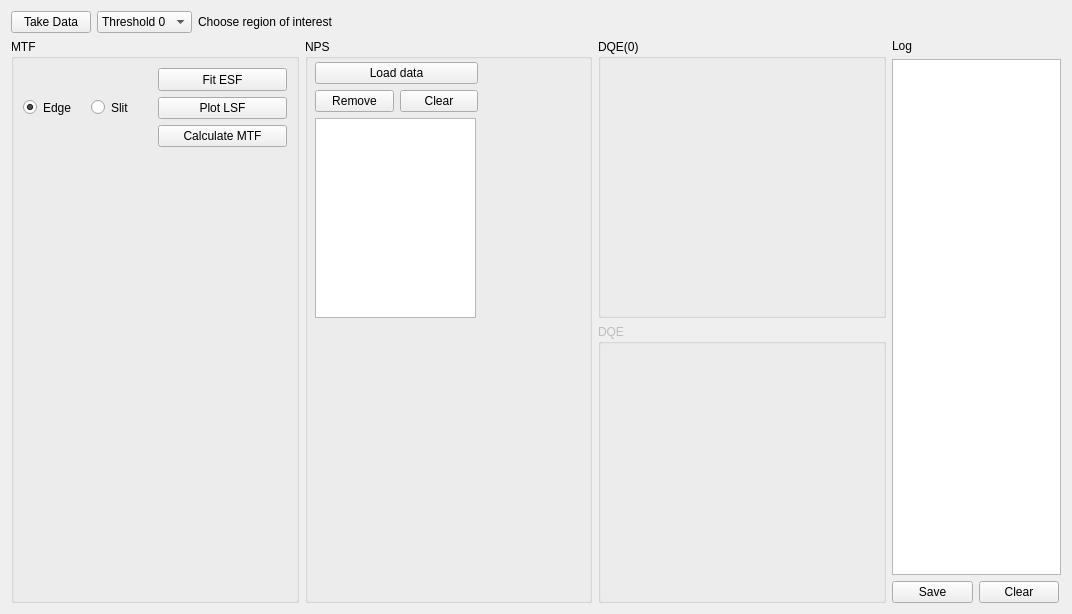
navrit/dexter, file SpidrMpx3Eq/qcstmdqe.ui: the form before one commit.
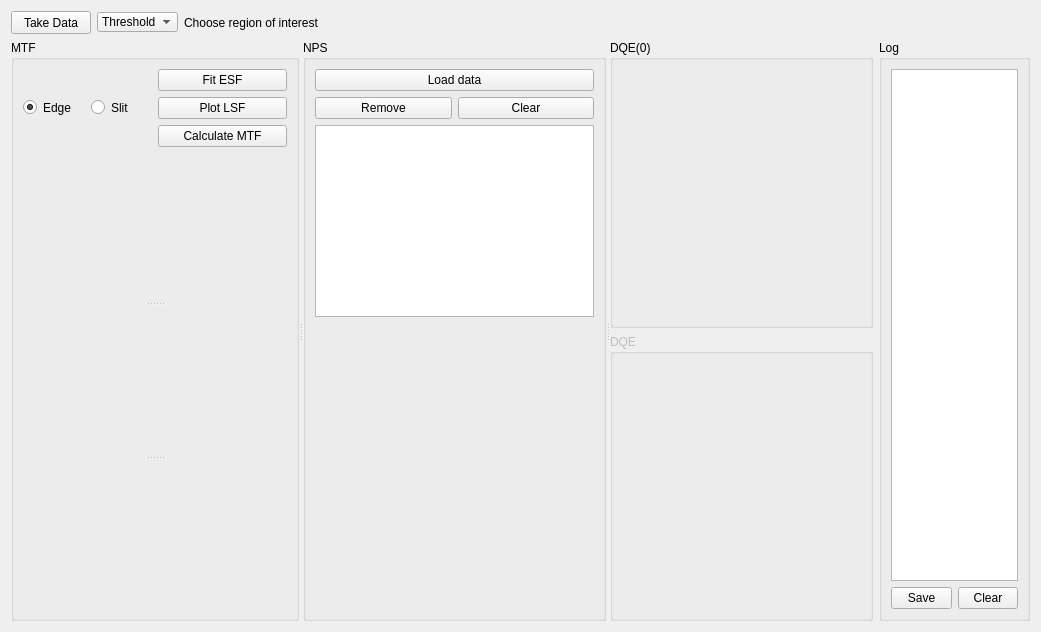
The form after the commit. Custom widgets are drawn as their Qt base class.

Commit message: FFT for MTF done, small changes to ui and filepaths adding/removing.

What changed in the file:
```diff
--- a/SpidrMpx3Eq/qcstmdqe.ui
+++ b/SpidrMpx3Eq/qcstmdqe.ui
@@ -6,8 +6,8 @@
    <rect>
     <x>0</x>
     <y>0</y>
-    <width>1072</width>
-    <height>614</height>
+    <width>1041</width>
+    <height>631</height>
    </rect>
   </property>
   <property name="windowTitle">
@@ -18,6 +18,12 @@
     <layout class="QHBoxLayout" name="horizontalLayout_4">
      <item>
       <widget class="QPushButton" name="takeDataPushButton">
+       <property name="maximumSize">
+        <size>
+         <width>16777215</width>
+         <height>23</height>
+        </size>
+       </property>
        <property name="text">
         <string>Take Data</string>
        </property>
@@ -31,6 +37,12 @@
          <height>0</height>
         </size>
        </property>
+       <property name="maximumSize">
+        <size>
+         <width>16777215</width>
+         <height>20</height>
+        </size>
+       </property>
        <item>
         <property name="text">
          <string>Threshold 0</string>
@@ -55,6 +67,12 @@
      </item>
      <item>
       <widget class="QLabel" name="regionLabel">
+       <property name="maximumSize">
+        <size>
+         <width>16777215</width>
+         <height>23</height>
+        </size>
+       </property>
        <property name="font">
         <font>
          <pointsize>9</pointsize>
@@ -67,6 +85,12 @@
      </item>
      <item>
       <spacer name="horizontalSpacer">
+       <property name="maximumSize">
+        <size>
+         <width>16777215</width>
+         <height>23</height>
+        </size>
+       </property>
        <property name="orientation">
         <enum>Qt::Horizontal</enum>
        </property>
@@ -83,6 +107,10 @@
    <item>
     <layout class="QHBoxLayout" name="horizontalLayout_5">
      <item>
+      <widget class="QSplitter" name="splitter_2">
+       <property name="orientation">
+        <enum>Qt::Horizontal</enum>
+       </property>
       <widget class="QGroupBox" name="groupBox">
        <property name="title">
         <string>MTF</string>
@@ -157,18 +185,38 @@
          </layout>
         </item>
         <item>
-         <widget class="QCustomPlot" name="ESFplot" native="true"/>
-        </item>
-        <item>
-         <widget class="QCustomPlot" name="LSFplot" native="true"/>
-        </item>
-        <item>
-         <widget class="QCustomPlot" name="MTFplot" native="true"/>
+          <widget class="QSplitter" name="splitter">
+           <property name="orientation">
+            <enum>Qt::Vertical</enum>
+           </property>
+           <widget class="QCustomPlot" name="ESFplot" native="true">
+            <property name="minimumSize">
+             <size>
+              <width>242</width>
+              <height>149</height>
+             </size>
+            </property>
+           </widget>
+           <widget class="QCustomPlot" name="LSFplot" native="true">
+            <property name="minimumSize">
+             <size>
+              <width>242</width>
+              <height>150</height>
+             </size>
+            </property>
+           </widget>
+           <widget class="QCustomPlot" name="MTFplot" native="true">
+            <property name="minimumSize">
+             <size>
+              <width>242</width>
+              <height>149</height>
+             </size>
+            </property>
+           </widget>
+          </widget>
         </item>
        </layout>
       </widget>
-     </item>
-     <item>
       <widget class="QGroupBox" name="groupBox_2">
        <property name="minimumSize">
         <size>
@@ -179,31 +227,10 @@
        <property name="title">
         <string>NPS</string>
        </property>
-       <widget class="QCustomPlot" name="widget" native="true">
-        <property name="geometry">
-         <rect>
-          <x>0</x>
-          <y>400</y>
-          <width>246</width>
-          <height>151</height>
-         </rect>
-        </property>
-        <property name="minimumSize">
-         <size>
-          <width>171</width>
-          <height>151</height>
-         </size>
-        </property>
-       </widget>
-       <widget class="QWidget" name="layoutWidget">
-        <property name="geometry">
-         <rect>
-          <x>10</x>
-          <y>23</y>
-          <width>163</width>
-          <height>256</height>
-         </rect>
-        </property>
+        <layout class="QVBoxLayout" name="verticalLayout_10">
+         <item>
+          <layout class="QVBoxLayout" name="verticalLayout_9">
+           <item>
         <layout class="QVBoxLayout" name="verticalLayout_8">
          <item>
           <layout class="QVBoxLayout" name="verticalLayout_7">
@@ -235,20 +262,39 @@
           </layout>
          </item>
          <item>
-          <widget class="QListWidget" name="listWidget">
-           <property name="maximumSize">
+              <widget class="QListWidget" name="listWidget"/>
+             </item>
+             <item>
+              <spacer name="verticalSpacer">
+               <property name="orientation">
+                <enum>Qt::Vertical</enum>
+               </property>
+               <property name="sizeHint" stdset="0">
             <size>
-             <width>161</width>
-             <height>16777215</height>
-            </size>
-           </property>
-          </widget>
-         </item>
-        </layout>
-       </widget>
-      </widget>
+                 <width>20</width>
+                 <height>40</height>
+                </size>
+               </property>
+              </spacer>
+             </item>
+            </layout>
      </item>
      <item>
+            <widget class="QCustomPlot" name="widget" native="true">
+             <property name="minimumSize">
+              <size>
+               <width>171</width>
+               <height>151</height>
+              </size>
+             </property>
+             <zorder></zorder>
+            </widget>
+           </item>
+          </layout>
+         </item>
+        </layout>
+       </widget>
+       <widget class="QWidget" name="layoutWidget">
       <layout class="QVBoxLayout" name="verticalLayout_5">
        <item>
         <widget class="QGroupBox" name="groupBox_3">
@@ -280,31 +326,23 @@
         </widget>
        </item>
       </layout>
+       </widget>
+      </widget>
      </item>
      <item>
-      <layout class="QVBoxLayout" name="verticalLayout_4">
-       <item>
-        <widget class="QLabel" name="label">
+      <widget class="QGroupBox" name="groupBox_5">
          <property name="maximumSize">
           <size>
-           <width>169</width>
+         <width>151</width>
            <height>16777215</height>
           </size>
          </property>
-         <property name="text">
+       <property name="title">
           <string>Log</string>
          </property>
-        </widget>
-       </item>
+       <layout class="QVBoxLayout" name="verticalLayout_4">
        <item>
-        <widget class="QTextBrowser" name="textBrowser">
-         <property name="maximumSize">
-          <size>
-           <width>169</width>
-           <height>800</height>
-          </size>
-         </property>
-        </widget>
+         <widget class="QTextBrowser" name="textBrowser"/>
        </item>
        <item>
         <layout class="QHBoxLayout" name="horizontalLayout_2">
@@ -337,6 +375,9 @@
         </layout>
        </item>
       </layout>
+       <zorder>textBrowser</zorder>
+       <zorder></zorder>
+      </widget>
      </item>
     </layout>
    </item>
```
Lines whose indentation alone changed are shown as unchanged. The commit also changes 3 other files.
